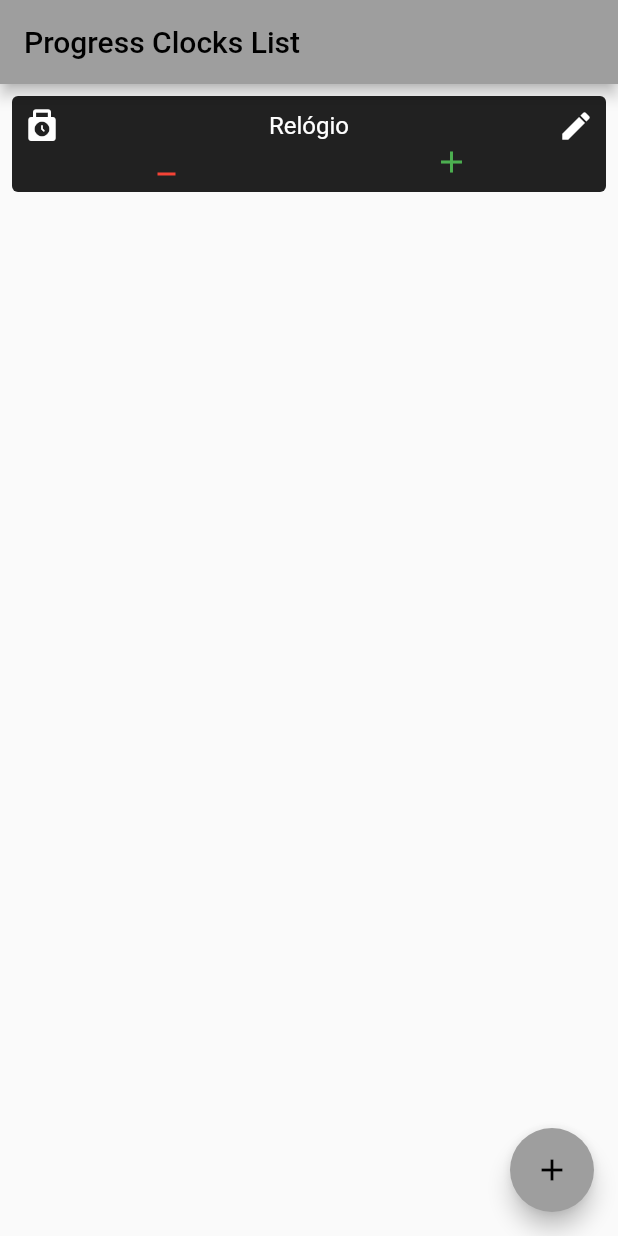
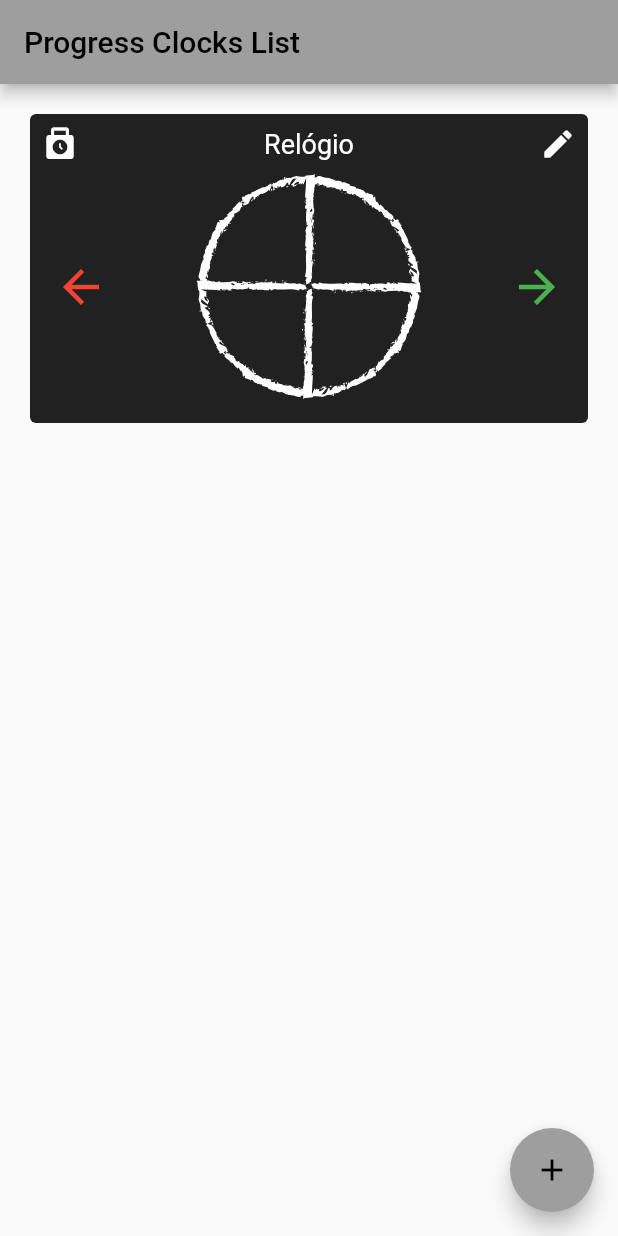
Before and after one commit to defreitasabner/progress_clocks_fitd_flutter, a Flutter app: the screen it shows after launch, on a phone screen of 412 x 824 dp. Run offline on Flutter 3.47's test engine with Material 2 defaults, Android fonts, the light colour scheme and no system bars; our stand-ins replace flutter_svg.

Commit message:
Structure of Progress Clock card changed.

```diff
--- a/lib/screens/list_screen.dart
+++ b/lib/screens/list_screen.dart
@@ -1,5 +1,6 @@
 import 'package:flutter/material.dart';
 import 'package:provider/provider.dart';
+import 'package:flutter_svg/flutter_svg.dart';
 
 import 'package:progress_clocks_fitd_flutter/models/progress_clocks_list.dart';
 
@@ -31,7 +32,7 @@ class _ListScreenState extends State<ListScreen> {
             itemCount: progressClocksList.progressClocksList.length,
             itemBuilder: (context, index) {
               return Padding(
-                padding: const EdgeInsets.all(8.0),
+                padding: const EdgeInsets.all(20.0),
                 child: Container(
                   decoration: BoxDecoration(
                     color: Colors.black87,
@@ -52,7 +53,7 @@ class _ListScreenState extends State<ListScreen> {
                               progressClocksList.progressClocksList[index].name,
                               style: const TextStyle(
                                 color: Colors.white,
-                                fontSize: 16
+                                fontSize: 18
                               ),
                             ),
                             const Icon(
@@ -61,24 +62,41 @@ class _ListScreenState extends State<ListScreen> {
                             )
                           ],
                         ),
-                        Container(
-                          color: Colors.white70,
-                        ),
                         Row(
-                          mainAxisAlignment: MainAxisAlignment.spaceAround,
-                          children: const [
-                            Icon(
-                              Icons.minimize,
-                              color: Colors.red,
+                          mainAxisAlignment: MainAxisAlignment.spaceBetween,
+                          crossAxisAlignment: CrossAxisAlignment.center,
+                          children: [
+                            IconButton(
+                              onPressed: () {},
+                              icon: const Icon(
+                                Icons.arrow_back,
+                                color: Colors.red,
+                              ),
+                              iconSize: 36,
                             ),
-                            Icon(
-                              Icons.add,
-                              color: Colors.green
-                            )
+                            Padding(
+                              padding: const EdgeInsets.all(8.0),
+                              child: SizedBox(
+                                width: 150,
+                                height: 150,
+                                child: SvgPicture.asset(
+                                  'assets/images/progress_clocks_svg/4/4-0.svg',
+                                  color: Colors.white
+                                ),
+                              ),
+                            ),
+                            IconButton(
+                              onPressed: () {},
+                              icon: const Icon(
+                                Icons.arrow_forward,
+                                color: Colors.green
+                              ),
+                              iconSize: 36,
+                            ),
                           ],
                         )
                       ]
-                      ),
+                    ),
                   ),
                 ),
               );
--- a/pubspec.yaml
+++ b/pubspec.yaml
@@ -37,6 +37,7 @@ dependencies:
   # Use with the CupertinoIcons class for iOS style icons.
   cupertino_icons: ^1.0.2
   provider: ^6.0.5
+  flutter_svg: ^1.1.6
 
 dev_dependencies:
   flutter_test:
@@ -65,7 +66,9 @@ flutter:
   #   - images/a_dot_burr.jpeg
   #   - images/a_dot_ham.jpeg
   assets:
-    - assets/images/
+    - assets/images/progress_clocks_svg/4/
+    - assets/images/progress_clocks_svg/6/
+    - assets/images/progress_clocks_svg/8/
 
   # An image asset can refer to one or more resolution-specific "variants", see
   # https://flutter.dev/assets-and-images/#resolution-aware
```
Also changed, not shown: pubspec.lock.
